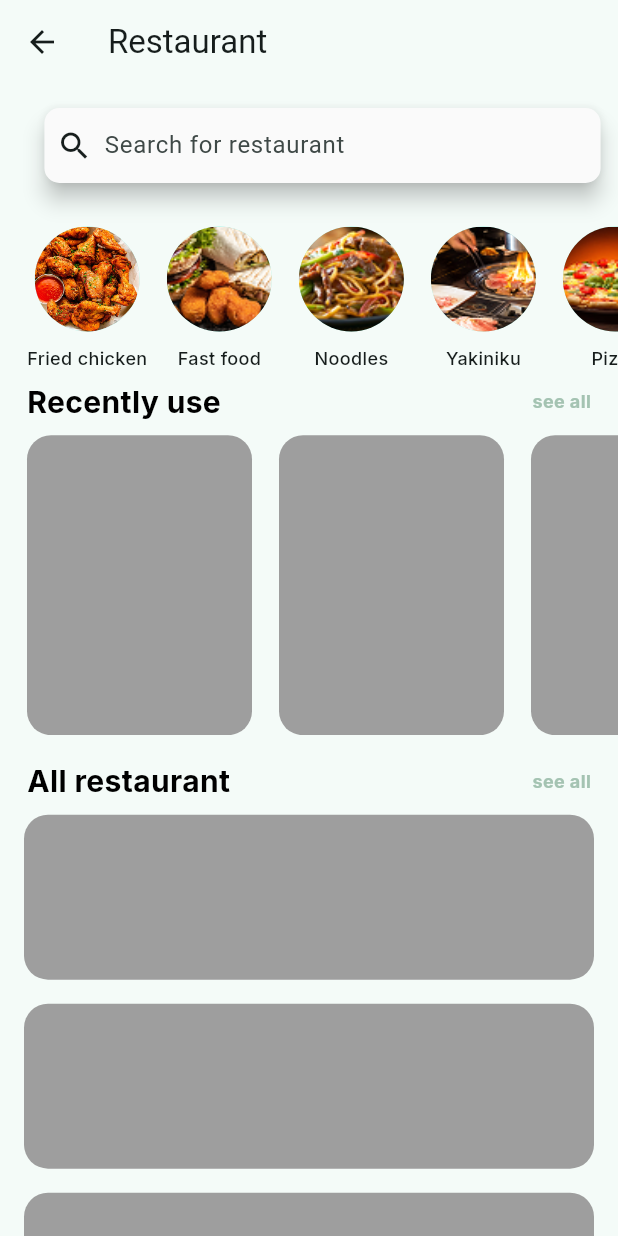
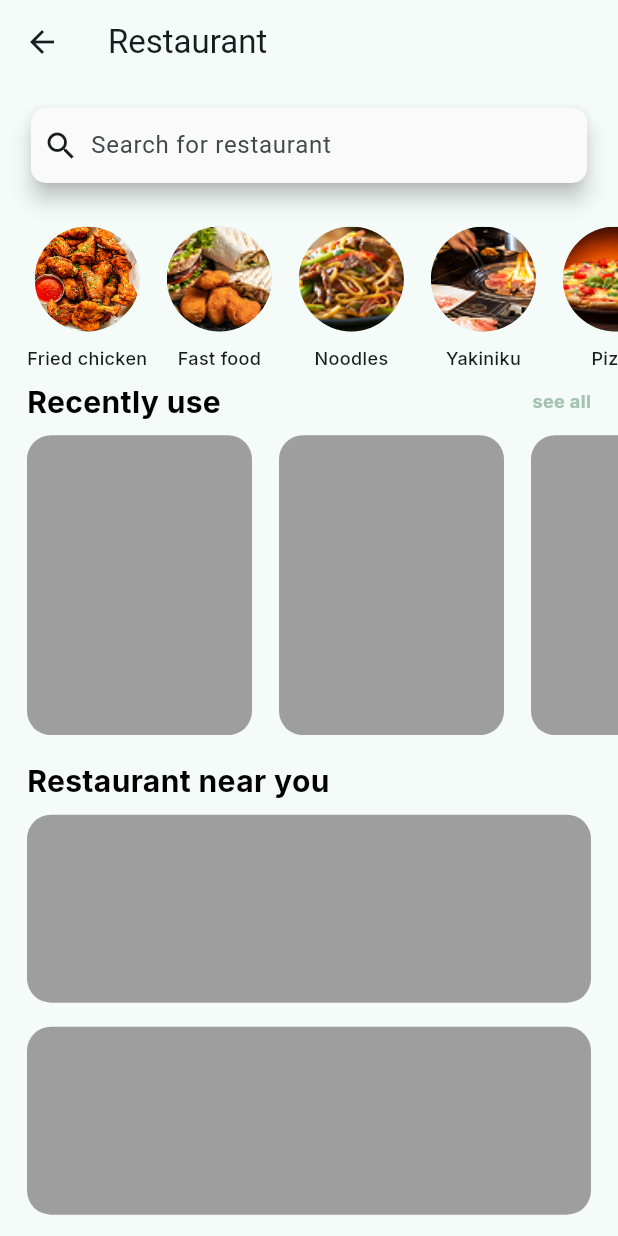
Before and after one commit to PomPerWoW/papdaew-client, a Flutter app: the RestaurantPage screen opened by its route, on a phone screen of 412 x 824 dp. Run offline on Flutter 3.47's test engine with Material 3 defaults, Android fonts, the phone set to English and light mode, and no system bars.

Commit message:
Redesign some UI of the restaurant page

```diff
--- a/lib/presentation/views/pages/restaurant_page.dart
+++ b/lib/presentation/views/pages/restaurant_page.dart
@@ -74,9 +74,7 @@ class _RestaurantPageState extends State<RestaurantPage> {
         child: Column(
           children: [
             const SizedBox(height: 16),
-            Padding(
-              padding: const EdgeInsets.only(left: 18.0),
-              child: SizedBox(
+            SizedBox(
                 width: MediaQuery.of(context).size.width * 0.9,
                 height: 50,
                 child: SearchBar(
@@ -86,7 +84,6 @@ class _RestaurantPageState extends State<RestaurantPage> {
                   shape: WidgetStateProperty.all(
                     RoundedRectangleBorder(
                       borderRadius: BorderRadius.circular(10),
-                    ),
                     ),
                   ),
                 ),
@@ -203,15 +200,12 @@ class _RestaurantPageState extends State<RestaurantPage> {
               ),
             ),
             SizedBox(height: 16),
-            Row(
-              mainAxisAlignment: MainAxisAlignment.spaceBetween,
-              children: [
             Align(
               alignment: Alignment.topLeft,
               child: Padding(
                 padding: const EdgeInsets.only(left: 18.0),
                 child: Text(
-                      'All restaurant',
+                  'Restaurant near you',
                   style: TextStyle(
                     color: Colors.black,
                     fontSize: 20,
@@ -221,105 +215,65 @@ class _RestaurantPageState extends State<RestaurantPage> {
                 ),
               ),
             ),
+            SizedBox(height: 8),
+            GridView.builder(
+              shrinkWrap: true,
+              physics: NeverScrollableScrollPhysics(),
+              gridDelegate: SliverGridDelegateWithFixedCrossAxisCount(
+              crossAxisCount: 1,
+              crossAxisSpacing: 16,
+              mainAxisSpacing: 16,
+              childAspectRatio: 3 / 1,
+              ),
+              padding: const EdgeInsets.symmetric(horizontal: 18),
+              itemCount: 3,
+              itemBuilder: (context, index) {
+              return Container(
+                decoration: BoxDecoration(
+                borderRadius: BorderRadius.circular(16),
+                color: Colors.grey,
+                ),
+              );
+              },
+            ),
+            SizedBox(height: 16),
             Align(
-                  alignment: Alignment.topRight,
+              alignment: Alignment.topLeft,
               child: Padding(
-                    padding: const EdgeInsets.only(right: 18.0),
+                padding: const EdgeInsets.only(left: 18.0),
                 child: Text(
-                      'see all',
+                  'Out of Area',
                   style: TextStyle(
-                        color: Color(0xFFA4C3B2),
-                        fontSize: 12,
+                    color: Colors.black,
+                    fontSize: 20,
                     fontWeight: FontWeight.bold,
                     fontFamily: "Inter",
                   ),
                 ),
               ),
             ),
-              ],
+            SizedBox(height: 8),
+            GridView.builder(
+              shrinkWrap: true,
+              physics: NeverScrollableScrollPhysics(),
+              gridDelegate: SliverGridDelegateWithFixedCrossAxisCount(
+              crossAxisCount: 1,
+              crossAxisSpacing: 16,
+              mainAxisSpacing: 16,
+              childAspectRatio: 3 / 1,
               ),
-            SizedBox(height: 8),
-            Container(
-              width: 380,
-              height: 110,
+              padding: const EdgeInsets.symmetric(horizontal: 18),
+              itemCount: 8,
+              itemBuilder: (context, index) {
+              return Container(
                 decoration: BoxDecoration(
                 borderRadius: BorderRadius.circular(16),
                 color: Colors.grey,
                 ),
+              );
+              },
             ),
-            SizedBox(height: 16),
-            Container(
-              width: 380,
-              height: 110,
-              decoration: BoxDecoration(
-                borderRadius: BorderRadius.circular(16),
-                color: Colors.grey,
-              ),
-            ),
-            SizedBox(height: 16),
-            Container(
-              width: 380,
-              height: 110,
-              decoration: BoxDecoration(
-                borderRadius: BorderRadius.circular(16),
-                color: Colors.grey,
-              ),
-            ),
-            SizedBox(height: 16),
-            Container(
-              width: 380,
-              height: 110,
-              decoration: BoxDecoration(
-                borderRadius: BorderRadius.circular(16),
-                color: Colors.grey,
-              ),
-            ),
-            SizedBox(height: 16),
-            Container(
-              width: 380,
-              height: 110,
-              decoration: BoxDecoration(
-                borderRadius: BorderRadius.circular(16),
-                color: Colors.grey,
-              ),
-            ),
-            SizedBox(height: 16),
-            Container(
-              width: 380,
-              height: 110,
-              decoration: BoxDecoration(
-                borderRadius: BorderRadius.circular(16),
-                color: Colors.grey,
-              ),
-            ),
-            SizedBox(height: 16),
-            Container(
-              width: 380,
-              height: 110,
-              decoration: BoxDecoration(
-                borderRadius: BorderRadius.circular(16),
-                color: Colors.grey,
-              ),
-            ),
-            SizedBox(height: 16),
-            Container(
-              width: 380,
-              height: 110,
-              decoration: BoxDecoration(
-                borderRadius: BorderRadius.circular(16),
-                color: Colors.grey,
-              ),
-            ),
-            SizedBox(height: 16),
-            Container(
-              width: 380,
-              height: 110,
-              decoration: BoxDecoration(
-                borderRadius: BorderRadius.circular(16),
-                color: Colors.grey,
-              ),
-            ),
-
+            SizedBox(height: MediaQuery.of(context).size.height * 0.08),
           ],
         ),
       )
```
Lines whose indentation alone changed are shown as unchanged.
